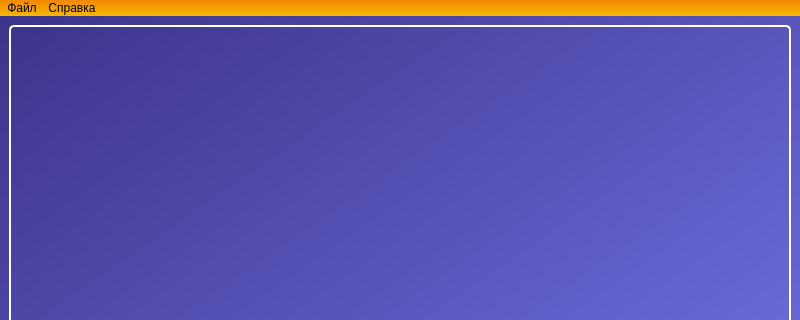
Above: ui_main.ui from viktor-akusoff/LifeOdyssey before the change; both pictures show x 0 to 800 and y 0 to 320 of the 800 by 633 pixel window. Below: the same form after it.
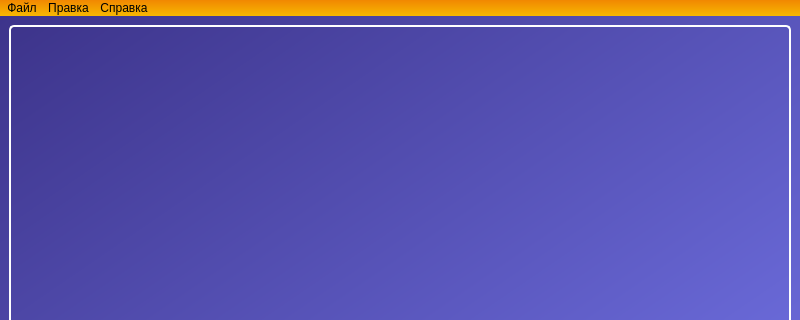
That is the form after the change. Icons and pictures are not drawn.

```diff
--- a/ui_main.ui
+++ b/ui_main.ui
@@ -554,7 +554,15 @@
     <addaction name="docsAction"/>
     <addaction name="aboutAction"/>
    </widget>
+   <widget class="QMenu" name="editMenu">
+    <property name="title">
+     <string>Правка</string>
+    </property>
+    <addaction name="cleanFieldAction"/>
+    <addaction name="calcFieldAction"/>
+   </widget>
    <addaction name="fileMenu"/>
+   <addaction name="editMenu"/>
    <addaction name="helpMenu"/>
   </widget>
   <action name="docsAction">
```
Left out of the diff: 10 changed lines with no effect on the pictures.
